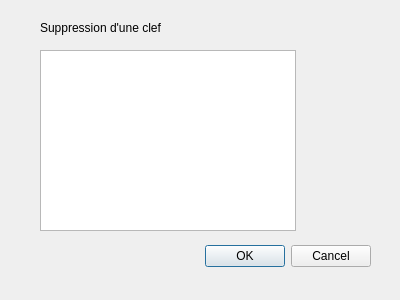
Above: GuiPG/src/View/keysuppression.ui from Diakakodo/GuiPG before the change. Below: the same form after it.
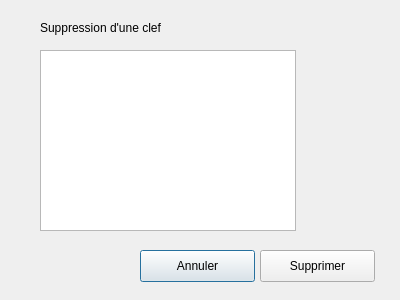
That is the form after the change.

Commit message: modification fichiers suppression de clefs

What changed in the file:
```diff
--- a/GuiPG/src/View/keysuppression.ui
+++ b/GuiPG/src/View/keysuppression.ui
@@ -13,22 +13,6 @@
   <property name="windowTitle">
    <string>Dialog</string>
   </property>
-  <widget class="QDialogButtonBox" name="buttonBox">
-   <property name="geometry">
-    <rect>
-     <x>30</x>
-     <y>240</y>
-     <width>341</width>
-     <height>32</height>
-    </rect>
-   </property>
-   <property name="orientation">
-    <enum>Qt::Horizontal</enum>
-   </property>
-   <property name="standardButtons">
-    <set>QDialogButtonBox::Cancel|QDialogButtonBox::Ok</set>
-   </property>
-  </widget>
   <widget class="QLabel" name="label">
    <property name="geometry">
     <rect>
@@ -52,6 +36,32 @@
     </rect>
    </property>
   </widget>
+  <widget class="QPushButton" name="pushButton">
+   <property name="geometry">
+    <rect>
+     <x>140</x>
+     <y>250</y>
+     <width>115</width>
+     <height>32</height>
+    </rect>
+   </property>
+   <property name="text">
+    <string>Annuler</string>
+   </property>
+  </widget>
+  <widget class="QPushButton" name="pushButton_2">
+   <property name="geometry">
+    <rect>
+     <x>260</x>
+     <y>250</y>
+     <width>115</width>
+     <height>32</height>
+    </rect>
+   </property>
+   <property name="text">
+    <string>Supprimer</string>
+   </property>
+  </widget>
  </widget>
  <resources/>
  <connections>
```
Left out of the diff: 35 changed lines with no effect on the pictures. The commit also changes 2 other files.
